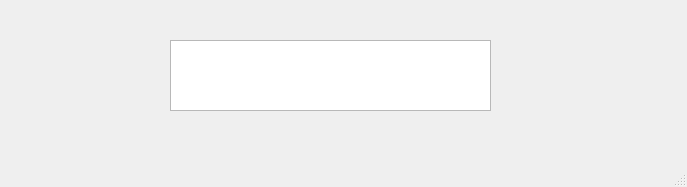
The window that proyecto/inputwindow.ui (Benjajamins/tel102) describes before a commit, drawn with Qt 5.
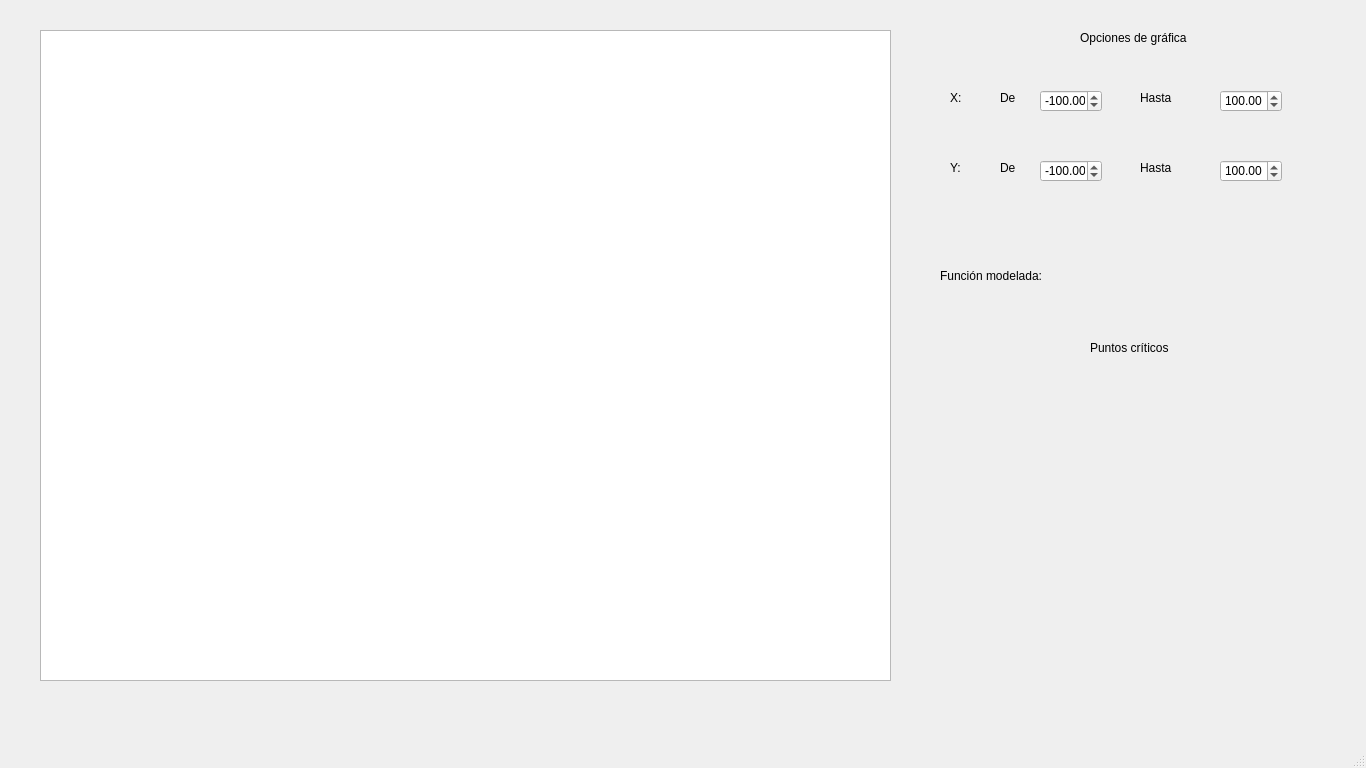
The same window after the commit.

Patch:
```diff
--- a/proyecto/inputwindow.ui
+++ b/proyecto/inputwindow.ui
@@ -6,32 +6,236 @@
    <rect>
     <x>0</x>
     <y>0</y>
-    <width>687</width>
-    <height>187</height>
+    <width>1366</width>
+    <height>768</height>
    </rect>
   </property>
   <property name="windowTitle">
    <string>MainWindow</string>
   </property>
   <widget class="QWidget" name="centralwidget">
-   <widget class="QTextEdit" name="textEdit">
+   <widget class="QGraphicsView" name="graphicsView">
     <property name="geometry">
      <rect>
-      <x>170</x>
-      <y>40</y>
-      <width>321</width>
+      <x>40</x>
+      <y>30</y>
+      <width>851</width>
+      <height>651</height>
+     </rect>
+    </property>
+   </widget>
+   <widget class="QLabel" name="label">
+    <property name="geometry">
+     <rect>
+      <x>1080</x>
+      <y>30</y>
+      <width>121</width>
+      <height>16</height>
+     </rect>
+    </property>
+    <property name="text">
+     <string>Opciones de gráfica</string>
+    </property>
+   </widget>
+   <widget class="QDoubleSpinBox" name="xmin">
+    <property name="geometry">
+     <rect>
+      <x>1040</x>
+      <y>90</y>
+      <width>62</width>
+      <height>22</height>
+     </rect>
+    </property>
+    <property name="prefix">
+     <string/>
+    </property>
+    <property name="minimum">
+     <double>-9999.000000000000000</double>
+    </property>
+    <property name="maximum">
+     <double>9999.000000000000000</double>
+    </property>
+    <property name="singleStep">
+     <double>10.000000000000000</double>
+    </property>
+    <property name="value">
+     <double>-100.000000000000000</double>
+    </property>
+   </widget>
+   <widget class="QDoubleSpinBox" name="xmax">
+    <property name="geometry">
+     <rect>
+      <x>1220</x>
+      <y>90</y>
+      <width>62</width>
+      <height>22</height>
+     </rect>
+    </property>
+    <property name="minimum">
+     <double>-9999.000000000000000</double>
+    </property>
+    <property name="maximum">
+     <double>9999.000000000000000</double>
+    </property>
+    <property name="singleStep">
+     <double>10.000000000000000</double>
+    </property>
+    <property name="value">
+     <double>100.000000000000000</double>
+    </property>
+   </widget>
+   <widget class="QLabel" name="label_2">
+    <property name="geometry">
+     <rect>
+      <x>1000</x>
+      <y>90</y>
+      <width>21</width>
+      <height>16</height>
+     </rect>
+    </property>
+    <property name="text">
+     <string>De</string>
+    </property>
+   </widget>
+   <widget class="QLabel" name="label_3">
+    <property name="geometry">
+     <rect>
+      <x>1140</x>
+      <y>90</y>
+      <width>41</width>
+      <height>16</height>
+     </rect>
+    </property>
+    <property name="text">
+     <string>Hasta</string>
+    </property>
+   </widget>
+   <widget class="QLabel" name="labelFuncion">
+    <property name="geometry">
+     <rect>
+      <x>940</x>
+      <y>240</y>
+      <width>241</width>
       <height>71</height>
      </rect>
     </property>
-    <property name="html">
-     <string>&lt;!DOCTYPE HTML PUBLIC &quot;-//W3C//DTD HTML 4.0//EN&quot; &quot;http://www.w3.org/TR/REC-html40/strict.dtd&quot;&gt;
-&lt;html&gt;&lt;head&gt;&lt;meta name=&quot;qrichtext&quot; content=&quot;1&quot; /&gt;&lt;meta charset=&quot;utf-8&quot; /&gt;&lt;style type=&quot;text/css&quot;&gt;
-p, li { white-space: pre-wrap; }
-hr { height: 1px; border-width: 0; }
-li.unchecked::marker { content: &quot;\2610&quot;; }
-li.checked::marker { content: &quot;\2612&quot;; }
-&lt;/style&gt;&lt;/head&gt;&lt;body style=&quot; font-family:'Segoe UI'; font-size:9pt; font-weight:400; font-style:normal;&quot;&gt;
-&lt;p style=&quot;-qt-paragraph-type:empty; margin-top:0px; margin-bottom:0px; margin-left:0px; margin-right:0px; -qt-block-indent:0; text-indent:0px;&quot;&gt;&lt;br /&gt;&lt;/p&gt;&lt;/body&gt;&lt;/html&gt;</string>
+    <property name="text">
+     <string>Función modelada:</string>
+    </property>
+    <property name="textFormat">
+     <enum>Qt::TextFormat::AutoText</enum>
+    </property>
+   </widget>
+   <widget class="QLabel" name="label_4">
+    <property name="geometry">
+     <rect>
+      <x>950</x>
+      <y>90</y>
+      <width>21</width>
+      <height>16</height>
+     </rect>
+    </property>
+    <property name="text">
+     <string>X:</string>
+    </property>
+   </widget>
+   <widget class="QLabel" name="label_5">
+    <property name="geometry">
+     <rect>
+      <x>950</x>
+      <y>160</y>
+      <width>21</width>
+      <height>16</height>
+     </rect>
+    </property>
+    <property name="text">
+     <string>Y:</string>
+    </property>
+   </widget>
+   <widget class="QLabel" name="label_6">
+    <property name="geometry">
+     <rect>
+      <x>1000</x>
+      <y>160</y>
+      <width>21</width>
+      <height>16</height>
+     </rect>
+    </property>
+    <property name="text">
+     <string>De</string>
+    </property>
+   </widget>
+   <widget class="QDoubleSpinBox" name="xmin_2">
+    <property name="geometry">
+     <rect>
+      <x>1040</x>
+      <y>160</y>
+      <width>62</width>
+      <height>22</height>
+     </rect>
+    </property>
+    <property name="prefix">
+     <string/>
+    </property>
+    <property name="minimum">
+     <double>-9999.000000000000000</double>
+    </property>
+    <property name="maximum">
+     <double>9999.000000000000000</double>
+    </property>
+    <property name="singleStep">
+     <double>10.000000000000000</double>
+    </property>
+    <property name="value">
+     <double>-100.000000000000000</double>
+    </property>
+   </widget>
+   <widget class="QDoubleSpinBox" name="xmax_2">
+    <property name="geometry">
+     <rect>
+      <x>1220</x>
+      <y>160</y>
+      <width>62</width>
+      <height>22</height>
+     </rect>
+    </property>
+    <property name="minimum">
+     <double>-9999.000000000000000</double>
+    </property>
+    <property name="maximum">
+     <double>9999.000000000000000</double>
+    </property>
+    <property name="singleStep">
+     <double>10.000000000000000</double>
+    </property>
+    <property name="value">
+     <double>100.000000000000000</double>
+    </property>
+   </widget>
+   <widget class="QLabel" name="label_7">
+    <property name="geometry">
+     <rect>
+      <x>1140</x>
+      <y>160</y>
+      <width>41</width>
+      <height>16</height>
+     </rect>
+    </property>
+    <property name="text">
+     <string>Hasta</string>
+    </property>
+   </widget>
+   <widget class="QLabel" name="label_8">
+    <property name="geometry">
+     <rect>
+      <x>1090</x>
+      <y>340</y>
+      <width>91</width>
+      <height>16</height>
+     </rect>
+    </property>
+    <property name="text">
+     <string>Puntos críticos</string>
     </property>
    </widget>
   </widget>
```
Left out of the diff: 2 changed lines with no effect on the pictures.
